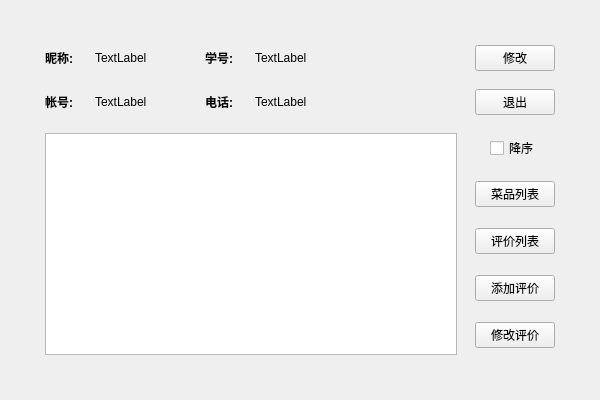
This is ui/home.ui in fanenr/cxx-DS-client as Qt 5 draws it before an edit. The edited form follows.
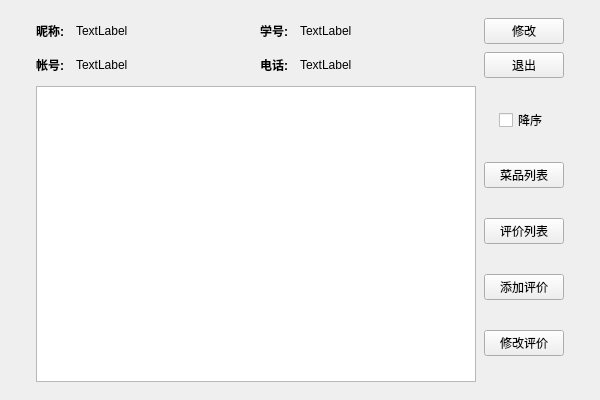
This is the edited form.

Patch:
```diff
--- a/ui/home.ui
+++ b/ui/home.ui
@@ -14,66 +14,26 @@
    <string>主页</string>
   </property>
   <widget class="QWidget" name="center">
-   <layout class="QVBoxLayout" name="vlay1">
-    <item>
-     <layout class="QVBoxLayout" name="vlay2">
+   <layout class="QVBoxLayout" name="verticalLayout" stretch="0,0">
       <property name="spacing">
-       <number>18</number>
+     <number>8</number>
       </property>
       <property name="leftMargin">
        <number>36</number>
       </property>
       <property name="topMargin">
-       <number>36</number>
+     <number>18</number>
       </property>
       <property name="rightMargin">
        <number>36</number>
       </property>
       <property name="bottomMargin">
-       <number>36</number>
+     <number>18</number>
       </property>
       <item>
-       <layout class="QHBoxLayout" name="hlay1">
+     <layout class="QHBoxLayout" name="hlay1" stretch="1,0">
         <item>
-         <layout class="QGridLayout" name="glay">
-          <item row="1" column="4">
-           <widget class="QLabel" name="info4">
-            <property name="text">
-             <string>TextLabel</string>
-            </property>
-           </widget>
-          </item>
-          <item row="1" column="3">
-           <widget class="QLabel" name="hint4">
-            <property name="font">
-             <font>
-              <bold>true</bold>
-             </font>
-            </property>
-            <property name="text">
-             <string>电话: </string>
-            </property>
-           </widget>
-          </item>
-          <item row="0" column="4">
-           <widget class="QLabel" name="info3">
-            <property name="text">
-             <string>TextLabel</string>
-            </property>
-           </widget>
-          </item>
-          <item row="0" column="0">
-           <widget class="QLabel" name="hint1">
-            <property name="font">
-             <font>
-              <bold>true</bold>
-             </font>
-            </property>
-            <property name="text">
-             <string>昵称: </string>
-            </property>
-           </widget>
-          </item>
+       <layout class="QGridLayout" name="glay" columnstretch="0,1,0,1">
           <item row="1" column="0">
            <widget class="QLabel" name="hint2">
             <property name="font">
@@ -87,14 +47,9 @@
            </widget>
           </item>
           <item row="0" column="3">
-           <widget class="QLabel" name="hint3">
-            <property name="font">
-             <font>
-              <bold>true</bold>
-             </font>
-            </property>
+         <widget class="QLabel" name="info3">
             <property name="text">
-             <string>学号: </string>
+           <string>TextLabel</string>
             </property>
            </widget>
           </item>
@@ -105,6 +60,25 @@
             </property>
            </widget>
           </item>
+        <item row="0" column="2">
+         <widget class="QLabel" name="hint3">
+          <property name="font">
+           <font>
+            <bold>true</bold>
+           </font>
+          </property>
+          <property name="text">
+           <string>学号: </string>
+          </property>
+         </widget>
+        </item>
+        <item row="1" column="3">
+         <widget class="QLabel" name="info4">
+          <property name="text">
+           <string>TextLabel</string>
+          </property>
+         </widget>
+        </item>
           <item row="1" column="1">
            <widget class="QLabel" name="info2">
             <property name="text">
@@ -112,47 +86,32 @@
             </property>
            </widget>
           </item>
-          <item row="0" column="2">
-           <spacer name="hsp1">
-            <property name="orientation">
-             <enum>Qt::Horizontal</enum>
-            </property>
-            <property name="sizeHint" stdset="0">
-             <size>
-              <width>40</width>
-              <height>20</height>
-             </size>
-            </property>
-           </spacer>
+        <item row="0" column="0">
+         <widget class="QLabel" name="hint1">
+          <property name="font">
+           <font>
+            <bold>true</bold>
+           </font>
+          </property>
+          <property name="text">
+           <string>昵称: </string>
+          </property>
+         </widget>
           </item>
           <item row="1" column="2">
-           <spacer name="hsp2">
-            <property name="orientation">
-             <enum>Qt::Horizontal</enum>
-            </property>
-            <property name="sizeHint" stdset="0">
-             <size>
-              <width>40</width>
-              <height>20</height>
-             </size>
-            </property>
-           </spacer>
+         <widget class="QLabel" name="hint4">
+          <property name="font">
+           <font>
+            <bold>true</bold>
+           </font>
+          </property>
+          <property name="text">
+           <string>电话: </string>
+          </property>
+         </widget>
           </item>
          </layout>
         </item>
-        <item>
-         <spacer name="hsp3">
-          <property name="orientation">
-           <enum>Qt::Horizontal</enum>
-          </property>
-          <property name="sizeHint" stdset="0">
-           <size>
-            <width>40</width>
-            <height>20</height>
-           </size>
-          </property>
-         </spacer>
-        </item>
         <item>
          <layout class="QVBoxLayout" name="vlay3">
           <item>
@@ -186,19 +145,23 @@
        </layout>
       </item>
       <item>
-       <layout class="QHBoxLayout" name="hlay2">
+     <layout class="QHBoxLayout" name="hlay2" stretch="1,0">
         <item>
          <widget class="QListWidget" name="list">
+        <property name="sizePolicy">
+         <sizepolicy hsizetype="Expanding" vsizetype="Expanding">
+          <horstretch>0</horstretch>
+          <verstretch>0</verstretch>
+         </sizepolicy>
+        </property>
           <property name="spacing">
            <number>6</number>
           </property>
          </widget>
         </item>
         <item>
-         <layout class="QVBoxLayout" name="vlay4">
-          <item>
-           <layout class="QHBoxLayout" name="haly3">
-            <item>
+       <layout class="QVBoxLayout" name="vlay4" stretch="0,0,0,0,0">
+        <item alignment="Qt::AlignmentFlag::AlignHCenter">
              <widget class="QCheckBox" name="sort">
               <property name="sizePolicy">
                <sizepolicy hsizetype="Fixed" vsizetype="Fixed">
@@ -211,8 +174,6 @@
               </property>
              </widget>
             </item>
-           </layout>
-          </item>
           <item>
            <widget class="QPushButton" name="pbtn3">
             <property name="sizePolicy">
@@ -264,8 +225,6 @@
              <string>修改评价</string>
             </property>
            </widget>
-          </item>
-         </layout>
         </item>
        </layout>
       </item>
```
Lines whose indentation alone changed are shown as unchanged.
